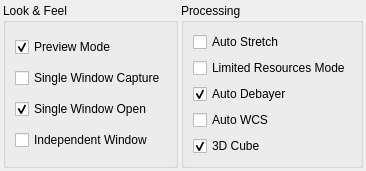
Above: kstars/fitsviewer/opsfits.ui from KDE/kstars before the change. Below: the same form after it.
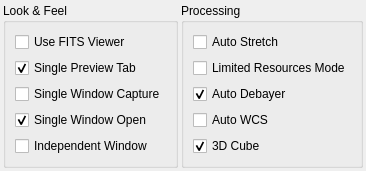
That is the form after the change.

Commit message: Add separate options for using FITS Viewer externally and using the embedded summary screen viewer. Remove the fits viewer checkbox from Capture module as it is confusing

The edit to the form file:
```diff
--- a/kstars/fitsviewer/opsfits.ui
+++ b/kstars/fitsviewer/opsfits.ui
@@ -37,6 +37,16 @@
         <string>Look &amp;&amp; Feel</string>
        </property>
        <layout class="QVBoxLayout" name="verticalLayout_2">
+        <item>
+         <widget class="QCheckBox" name="kcfg_useFITSViewer">
+          <property name="toolTip">
+           <string>Automatically display recieved images in the FITS Viewer</string>
+          </property>
+          <property name="text">
+           <string>Use FITS Viewer</string>
+          </property>
+         </widget>
+        </item>
         <item>
          <widget class="QCheckBox" name="kcfg_singlePreviewFITS">
           <property name="toolTip">
@@ -49,7 +59,7 @@
            <string/>
           </property>
           <property name="text">
-           <string>Preview Mode</string>
+           <string>Single Preview Tab</string>
           </property>
           <property name="checked">
            <bool>true</bool>
```
The commit also changes 8 other files.
